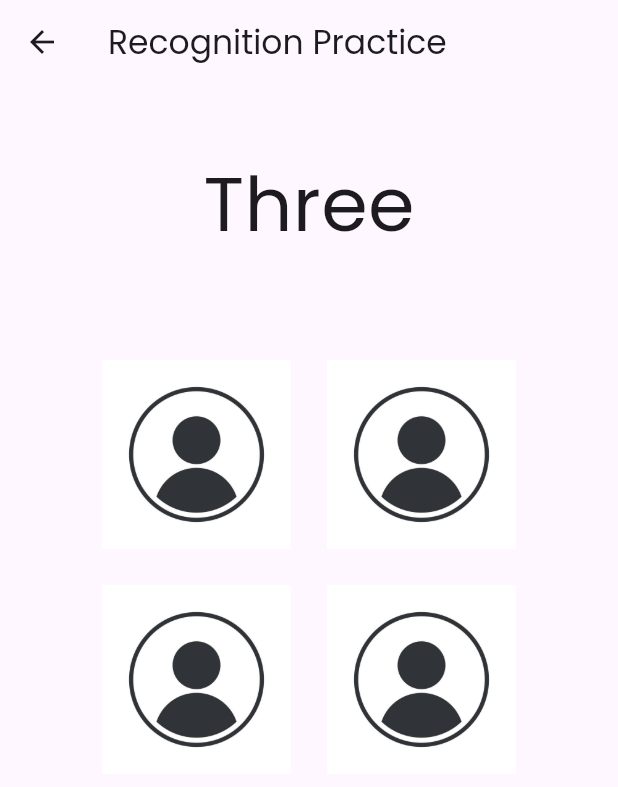
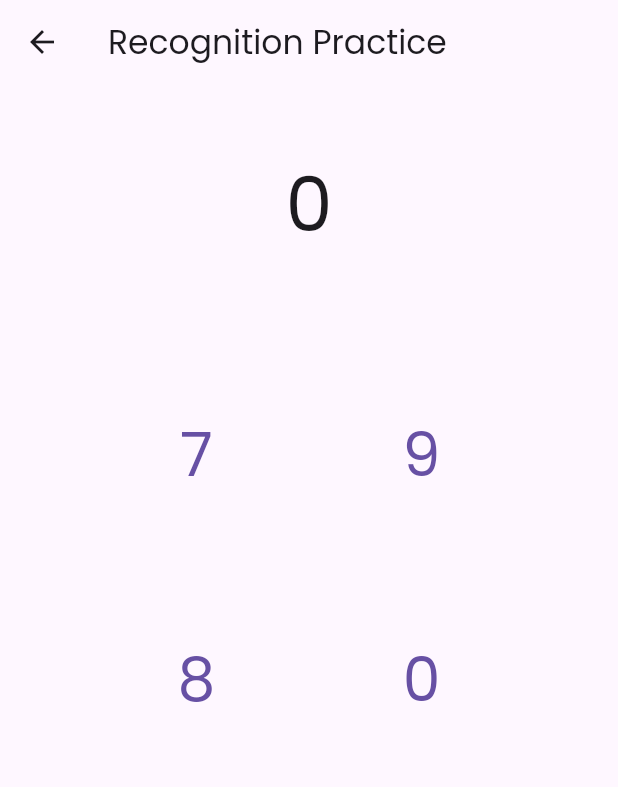
Before and after one commit to PeterDMadrid/Flutter_UI, a Flutter app: the RecognitionScreen screen opened by its route, after a tap on "I Got It", on a phone screen of 412 x 824 dp. Shown: the top 787 px of the screen. Run offline on Flutter 3.47's test engine with Material 3 defaults, Android fonts, the phone set to English and light mode, and no system bars; our stand-ins replace flutter_secure_storage, lottie; accounts and stored records are empty; network calls fail.

Commit message:
initial recognition practice logic

```diff
--- a/lib/screens/practice/recognition_screen.dart
+++ b/lib/screens/practice/recognition_screen.dart
@@ -1,5 +1,5 @@
+import 'dart:math';
 import 'package:flutter/material.dart';
-import 'package:flutter_hands/base/res/media.dart';
 import 'package:flutter_hands/screens/practice/widgets/instructions.dart';
 import 'package:flutter_hands/screens/practice/widgets/choice_card.dart';
 
@@ -19,11 +19,35 @@ class _RecognitionScreenState extends State<RecognitionScreen> {
 
 3. Tap the hand sign that matches the number word!""";
 
+  int randomNumber = 0;
+  late List<int> choices;
+
   @override
   void initState() {
     super.initState();
+    _generateRandomNumberAndChoices();
     WidgetsBinding.instance.addPostFrameCallback((_) {
       _showInstructions();
+    });
+  }
+
+  void _generateRandomNumberAndChoices() {
+    setState(() {
+      randomNumber = Random().nextInt(10); // Generate random number (0-9)
+
+      // Generate 3 unique incorrect numbers
+      final random = Random();
+      final incorrectNumbers = <int>{};
+      while (incorrectNumbers.length < 3) {
+        int randomChoice = random.nextInt(10);
+        if (randomChoice != randomNumber) {
+          incorrectNumbers.add(randomChoice);
+        }
+      }
+
+      // Add the correct answer and shuffle
+      choices = [randomNumber, ...incorrectNumbers].toList();
+      choices.shuffle();
     });
   }
 
@@ -39,6 +63,14 @@ class _RecognitionScreenState extends State<RecognitionScreen> {
     );
 
     Overlay.of(context).insert(_overlayEntry!);
+  }
+
+  void _checkAnswer(int selectedChoice) {
+    if (selectedChoice == randomNumber) {
+      print('Correct choice: $selectedChoice');
+    } else {
+      print('Incorrect choice: $selectedChoice');
+    }
   }
 
   @override
@@ -57,11 +89,11 @@ class _RecognitionScreenState extends State<RecognitionScreen> {
       body: Column(
         children: [
           const SizedBox(height: 45),
-          const Center(
+          Center(
             child: Text(
-              "Three",
-              style: TextStyle(fontSize: 50),
-            )
+              randomNumber.toString(), // Display the random number
+              style: const TextStyle(fontSize: 50),
+            ),
           ),
           GridView.count(
             crossAxisSpacing: 8.0,
@@ -71,12 +103,12 @@ class _RecognitionScreenState extends State<RecognitionScreen> {
             padding: const EdgeInsets.all(60.0),
             shrinkWrap: true,
             physics: const NeverScrollableScrollPhysics(),
-            children: const <Widget>[
-              ChoiceCard(signImage: AppMedia.defaultProfilePhoto),
-              ChoiceCard(signImage: AppMedia.defaultProfilePhoto),
-              ChoiceCard(signImage: AppMedia.defaultProfilePhoto),
-              ChoiceCard(signImage: AppMedia.defaultProfilePhoto),
-            ],
+            children: choices.map((choice) {
+              return ChoiceCard(
+                choice: choice.toString(),
+                onPressed: () => _checkAnswer(choice), // Pass the logic here
+              );
+            }).toList(),
           ),
         ],
       ),
--- a/lib/screens/practice/widgets/choice_card.dart
+++ b/lib/screens/practice/widgets/choice_card.dart
@@ -1,21 +1,29 @@
 import 'package:flutter/material.dart';
 
 class ChoiceCard extends StatelessWidget {
-  const ChoiceCard({super.key, required this.signImage});
+  const ChoiceCard({super.key, required this.choice, required this.onPressed});
 
-  final String signImage;
+  final String choice;
+  final VoidCallback onPressed;
 
   @override
   Widget build(BuildContext context) {
     return Center(
-      child: IconButton(
-        icon: Image.asset(signImage),
-        iconSize: 50,
-        onPressed: () {},
-        splashColor: Colors.transparent,
-        highlightColor: Colors.transparent,
-        hoverColor: Colors.transparent,
-      )
+      child: TextButton(
+        onPressed: onPressed, // Use the passed callback
+        style: TextButton.styleFrom(
+          padding: const EdgeInsets.all(24.0),
+          minimumSize: const Size(100, 100),
+          backgroundColor: Colors.transparent,
+          shape: RoundedRectangleBorder(
+            borderRadius: BorderRadius.circular(8.0),
+          ),
+        ),
+        child: Text(
+          choice,
+          style: const TextStyle(fontSize: 40),
+        ),
+      ),
     );
   }
 }
```
